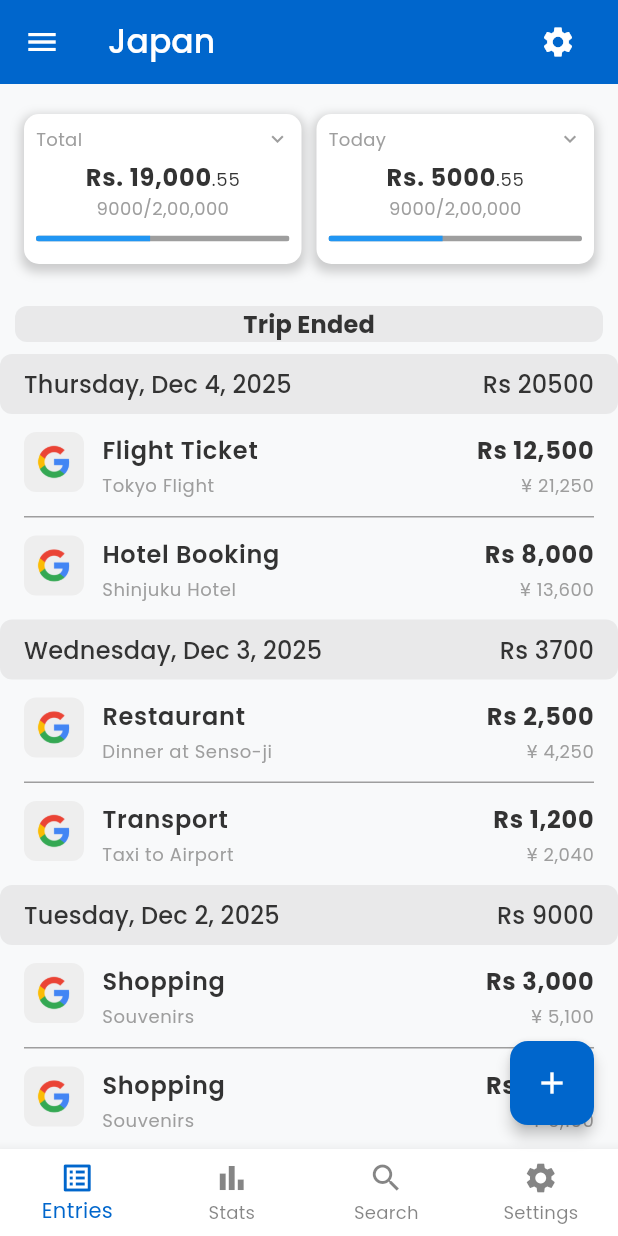
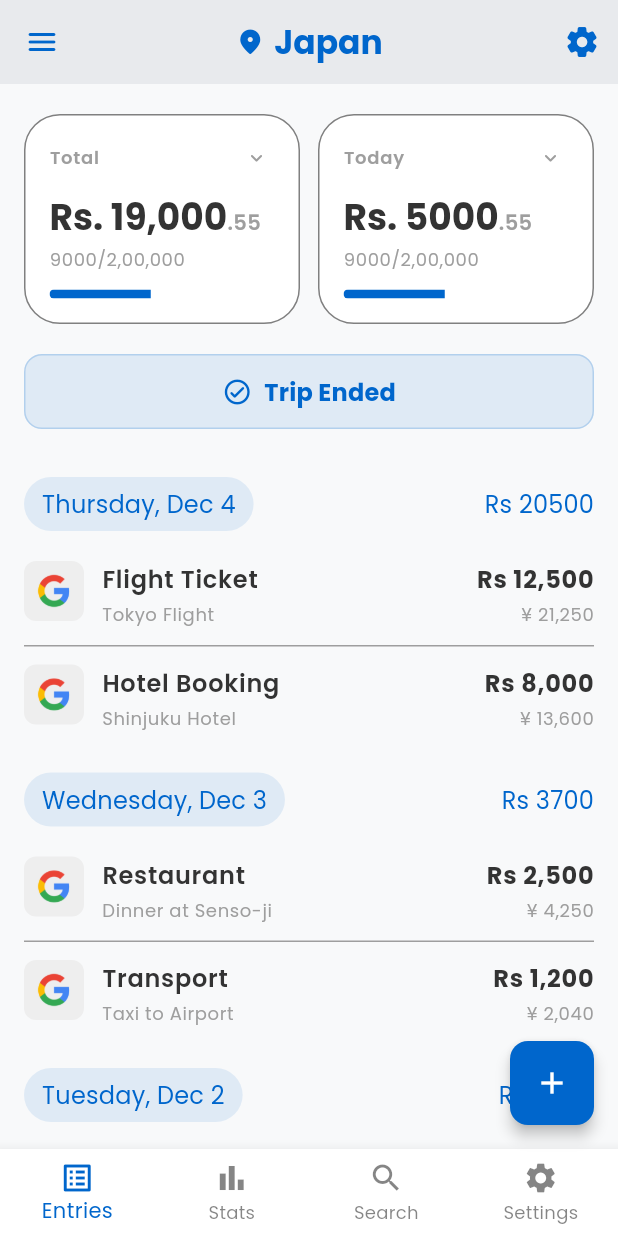
Before and after one commit to shubham1295/triptrack, a Flutter app: the HomeScreen screen opened directly, on a phone screen of 412 x 824 dp. Run offline on Flutter 3.47's test engine with Material 3 defaults, Android fonts, the phone set to English and light mode, and no system bars; our stand-ins replace google_fonts.

Commit message:
Refine UI styling for entries, home, drawer, and summary card
Improves visual consistency and modernizes UI elements across entries_screen, home_screen, app_drawer, and summary_card widgets. Updates color usage, padding, border radius, iconography, and layout for better appearance in both light and dark themes. Enhances bottom sheet, cards, and navigation bar for a more polished user experience.

```diff
--- a/lib/main.dart
+++ b/lib/main.dart
@@ -1,7 +1,6 @@
 import 'package:flutter/material.dart';
 import 'package:provider/provider.dart';
-import 'package:triptrack/screens/add_trip_screen.dart'; // Import AddTripScreen
-import 'package:triptrack/screens/currency_selection_screen.dart';
+import 'package:triptrack/screens/add_trip_screen.dart';
 import 'package:triptrack/screens/currency_list_screen.dart'; // Import CurrencyListScreen
 import 'services/theme_provider.dart';
 import 'theme/app_theme.dart';
@@ -32,7 +31,8 @@ class MyApp extends StatelessWidget {
           routes: {
             LoginScreen.routeName: (context) => const LoginScreen(),
             AddTripScreen.routeName: (context) => const AddTripScreen(),
-            CurrencyListScreen.routeName: (context) => const CurrencyListScreen(),
+            CurrencyListScreen.routeName: (context) =>
+                const CurrencyListScreen(),
           },
           debugShowCheckedModeBanner: true,
         );
--- a/lib/screens/entries_screen.dart
+++ b/lib/screens/entries_screen.dart
@@ -121,35 +121,76 @@ class _EntriesScreenState extends State<EntriesScreen> {
 
     showModalBottomSheet(
       context: context,
+      showDragHandle: true,
+      useSafeArea: true,
+      shape: const RoundedRectangleBorder(
+        borderRadius: BorderRadius.vertical(top: Radius.circular(24.0)),
+      ),
       builder: (BuildContext bc) {
         return StatefulBuilder(
           builder: (BuildContext context, StateSetter setState) {
+            final colorScheme = Theme.of(context).colorScheme;
+            final textTheme = Theme.of(context).textTheme;
+
             return Container(
-              padding: const EdgeInsets.all(16.0),
+              padding: const EdgeInsets.fromLTRB(16.0, 0.0, 16.0, 24.0),
               child: Column(
                 mainAxisSize: MainAxisSize.min,
                 crossAxisAlignment: CrossAxisAlignment.start,
                 children: <Widget>[
-                  Text(
+                  Center(
+                    child: Text(
                       'Select an Option',
-                    style: Theme.of(context).textTheme.titleLarge?.copyWith(
+                      style: textTheme.titleLarge?.copyWith(
                         fontWeight: FontWeight.bold,
+                        color: colorScheme.onSurface,
                       ),
                     ),
-                  const Divider(),
+                  ),
+                  const SizedBox(height: 16),
                   ...options.map((optionText) {
                     final isSelected = currentSelection == optionText;
 
-                    return ListTile(
-                      title: Text(optionText),
+                    return Container(
+                      margin: const EdgeInsets.only(bottom: 8.0),
+                      decoration: BoxDecoration(
+                        color: isSelected
+                            ? colorScheme.primaryContainer
+                            : colorScheme.surfaceContainerLow,
+                        borderRadius: BorderRadius.circular(12.0),
+                        border: isSelected
+                            ? Border.all(color: colorScheme.primary, width: 1)
+                            : null,
+                      ),
+                      child: ListTile(
+                        title: Text(
+                          optionText,
+                          style: textTheme.bodyLarge?.copyWith(
+                            color: isSelected
+                                ? colorScheme.onPrimaryContainer
+                                : colorScheme.onSurface,
+                            fontWeight: isSelected
+                                ? FontWeight.w600
+                                : FontWeight.normal,
+                          ),
+                        ),
                         trailing: isSelected
-                          ? const Icon(Icons.check, color: Colors.blue)
+                            ? Icon(
+                                Icons.check_circle_rounded,
+                                color: colorScheme.primary,
+                              )
                             : null,
                         onTap: () {
                           setState(() {
                             currentSelection = optionText;
                           });
+                          // Add logic to handle selection if needed
+                          // Navigator.pop(context); // Optional: close on select
                         },
+                        shape: RoundedRectangleBorder(
+                          borderRadius: BorderRadius.circular(12.0),
+                        ),
+                      ),
                     );
                   }),
                 ],
@@ -163,10 +204,14 @@ class _EntriesScreenState extends State<EntriesScreen> {
 
   @override
   Widget build(BuildContext context) {
+    final colorScheme = Theme.of(context).colorScheme;
+    final textTheme = Theme.of(context).textTheme;
+    final isDark = Theme.of(context).brightness == Brightness.dark;
+
     return Column(
       children: [
         Padding(
-          padding: EdgeInsets.symmetric(horizontal: 16.0, vertical: 20.0),
+          padding: const EdgeInsets.fromLTRB(16.0, 20.0, 16.0, 12.0),
           child: Row(
             children: [
               Expanded(
@@ -178,7 +223,7 @@ class _EntriesScreenState extends State<EntriesScreen> {
                   onMoreTap: () => _showDetailOptionsSheet(context),
                 ),
               ),
-              const SizedBox(width: 10),
+              const SizedBox(width: 12),
               Expanded(
                 child: SummaryCard(
                   title: 'Today',
@@ -192,27 +237,42 @@ class _EntriesScreenState extends State<EntriesScreen> {
           ),
         ),
         Container(
+          margin: const EdgeInsets.symmetric(horizontal: 16.0, vertical: 8.0),
+          padding: const EdgeInsets.symmetric(vertical: 12.0, horizontal: 16.0),
           decoration: BoxDecoration(
-            color: Theme.of(context).brightness == Brightness.dark
-                ? Theme.of(context).colorScheme.surface
-                : Theme.of(context).colorScheme.onSurface.withOpacity(0.08),
-            borderRadius: BorderRadius.circular(8.0),
+            color: isDark
+                ? colorScheme.surfaceContainerHighest
+                : colorScheme.primary.withValues(alpha: 0.1),
+            borderRadius: BorderRadius.circular(12.0),
+            border: Border.all(
+              color: isDark
+                  ? Colors.transparent
+                  : colorScheme.primary.withValues(alpha: 0.2),
             ),
-          // padding: const EdgeInsets.symmetric(horizontal: 16.0, vertical: 8.0),
-          margin: const EdgeInsets.symmetric(horizontal: 10.0, vertical: 8.0),
-          child: Center(
-            child: Text(
+          ),
+          child: Row(
+            mainAxisAlignment: MainAxisAlignment.center,
+            children: [
+              Icon(
+                Icons.check_circle_outline_rounded,
+                size: 20,
+                color: colorScheme.primary,
+              ),
+              const SizedBox(width: 8),
+              Text(
                 'Trip Ended',
-              style: Theme.of(context).textTheme.titleMedium?.copyWith(
-                color: Theme.of(context).colorScheme.onSurface,
+                style: textTheme.titleMedium?.copyWith(
+                  color: colorScheme.primary,
                   fontWeight: FontWeight.bold,
                 ),
               ),
+            ],
           ),
         ),
         Expanded(
           child: ListView.builder(
-            padding: const EdgeInsets.only(top: 0, bottom: 96),
+            physics: const BouncingScrollPhysics(),
+            padding: const EdgeInsets.only(top: 8, bottom: 96),
             itemCount: _groupedEntries.keys.length,
             itemBuilder: (BuildContext context, int index) {
               final date = _groupedEntries.keys.elementAt(index);
@@ -222,36 +282,35 @@ class _EntriesScreenState extends State<EntriesScreen> {
               return Column(
                 crossAxisAlignment: CrossAxisAlignment.start,
                 children: [
-                  Container(
-                    decoration: BoxDecoration(
-                      color: Theme.of(context).brightness == Brightness.dark
-                          ? Theme.of(context).colorScheme.surface
-                          : Theme.of(
-                              context,
-                            ).colorScheme.onSurface.withOpacity(0.08),
-                      borderRadius: BorderRadius.circular(
-                        8.0,
-                      ), // Example radius
-                    ),
-                    padding: const EdgeInsets.symmetric(
-                      horizontal: 16.0,
-                      vertical: 8.0,
-                    ),
+                  Padding(
+                    padding: const EdgeInsets.fromLTRB(16.0, 16.0, 16.0, 8.0),
                     child: Row(
                       mainAxisAlignment: MainAxisAlignment.spaceBetween,
                       children: [
-                        Text(
-                          DateFormat('EEEE, MMM d, yyyy').format(date),
-                          style: Theme.of(context).textTheme.titleMedium
-                              ?.copyWith(
-                                color: Theme.of(context).colorScheme.onSurface,
+                        Container(
+                          padding: const EdgeInsets.symmetric(
+                            horizontal: 12.0,
+                            vertical: 6.0,
+                          ),
+                          decoration: BoxDecoration(
+                            color: isDark
+                                ? colorScheme.surfaceContainerHighest
+                                : colorScheme.primary.withValues(alpha: 0.1),
+                            borderRadius: BorderRadius.circular(20.0),
+                          ),
+                          child: Text(
+                            DateFormat('EEEE, MMM d').format(date),
+                            style: textTheme.titleMedium?.copyWith(
+                              color: colorScheme.primary,
+                              fontWeight: FontWeight.normal,
+                            ),
                           ),
                         ),
                         Text(
-                          'Rs ${totalAmount.toStringAsFixed(0)}', // Format as needed
-                          style: Theme.of(context).textTheme.titleMedium
-                              ?.copyWith(
-                                color: Theme.of(context).colorScheme.onSurface,
+                          'Rs ${totalAmount.toStringAsFixed(0)}',
+                          style: textTheme.titleMedium?.copyWith(
+                            color: colorScheme.primary,
+                            fontWeight: FontWeight.normal,
                           ),
                         ),
                       ],
@@ -270,10 +329,6 @@ class _EntriesScreenState extends State<EntriesScreen> {
                       isLastItem: isLastItem,
                     );
                   }),
-                  // const Divider(
-                  //   indent: 16.0,
-                  //   endIndent: 16.0,
-                  // ), // Separator between dates
                 ],
               );
             },
--- a/lib/screens/home_screen.dart
+++ b/lib/screens/home_screen.dart
@@ -35,24 +35,46 @@ class _HomeScreenState extends State<HomeScreen> {
   Widget build(BuildContext context) {
     return Scaffold(
       appBar: AppBar(
+        elevation: 0,
+        backgroundColor: Theme.of(context).brightness == Brightness.light
+            ? const Color(0xFFE8EAED)
+            : Theme.of(context).colorScheme.surfaceContainer,
+        surfaceTintColor: Theme.of(context).colorScheme.surfaceTint,
+        iconTheme: IconThemeData(color: Theme.of(context).colorScheme.primary),
         leading: Builder(
           builder: (context) => IconButton(
-            icon: const Icon(Icons.menu),
+            icon: const Icon(Icons.menu_rounded),
+            tooltip: 'Menu',
             onPressed: () => Scaffold.of(context).openDrawer(),
           ),
         ),
         title: Row(
+          mainAxisSize: MainAxisSize.min,
           children: [
-            const Text('Japan'),
-            const Spacer(),
-            IconButton(
-              icon: const Icon(Icons.settings),
-              onPressed: () {
-                // Handle settings icon tap
-              },
+            Icon(
+              Icons.location_on_rounded,
+              size: 20,
+              color: Theme.of(context).colorScheme.primary,
+            ),
+            const SizedBox(width: 6),
+            Text(
+              'Japan',
+              style: Theme.of(context).textTheme.titleLarge?.copyWith(
+                fontWeight: FontWeight.bold,
+                color: Theme.of(context).colorScheme.primary,
+              ),
             ),
           ],
         ),
+        actions: [
+          IconButton(
+            icon: const Icon(Icons.settings_rounded),
+            tooltip: 'Settings',
+            onPressed: () {
+              // Navigate to settings or handle settings action
+            },
+          ),
+        ],
       ),
       drawer: const AppDrawer(),
       body: _widgetOptions.elementAt(_selectedIndex),
@@ -79,8 +101,8 @@ class _HomeScreenState extends State<HomeScreen> {
         ],
         currentIndex: _selectedIndex,
         selectedItemColor: Theme.of(context).colorScheme.primary,
-        unselectedItemColor: Theme.of(context).colorScheme.onSurface.withAlpha(
-          (AppConstants.bottomNavBarSelectedItemAlpha * 255).round(),
+        unselectedItemColor: Theme.of(context).colorScheme.onSurface.withValues(
+          alpha: AppConstants.bottomNavBarSelectedItemAlpha,
         ),
         onTap: _onItemTapped,
       ),
--- a/lib/widgets/app_drawer.dart
+++ b/lib/widgets/app_drawer.dart
@@ -26,7 +26,7 @@ class AppDrawer extends StatelessWidget {
                       end: Alignment.bottomRight,
                       colors: [
                         theme.colorScheme.primary,
-                        theme.colorScheme.primary.withOpacity(0.6),
+                        theme.colorScheme.primaryContainer,
                       ],
                     ),
               color: isDark ? theme.scaffoldBackgroundColor : null,
@@ -68,40 +68,48 @@ class AppDrawer extends StatelessWidget {
                     Container(
                       decoration: BoxDecoration(
                         color: isDark
-                            ? theme.colorScheme.surface.withOpacity(0.3)
-                            : Colors.white.withOpacity(0.15),
-                        borderRadius: BorderRadius.circular(12),
+                            ? theme.colorScheme.surface.withValues(alpha: 0.3)
+                            : Colors.white.withValues(alpha: 0.15),
+                        borderRadius: BorderRadius.circular(16),
                         border: Border.all(
                           color: isDark
-                              ? theme.colorScheme.primary.withOpacity(0.3)
-                              : Colors.white.withOpacity(0.3),
-                          width: 1,
+                              ? theme.colorScheme.primary.withValues(alpha: 0.3)
+                              : Colors.white.withValues(alpha: 0.3),
+                          width: 1.5,
                         ),
                       ),
                       child: Column(
                         children: [
                           Padding(
-                            padding: const EdgeInsets.all(8),
+                            padding: const EdgeInsets.fromLTRB(12, 12, 12, 8),
                             child: Row(
                               children: [
                                 Container(
                                   padding: const EdgeInsets.symmetric(
-                                    horizontal: 8,
-                                    vertical: 4,
+                                    horizontal: 10,
+                                    vertical: 5,
                                   ),
                                   decoration: BoxDecoration(
                                     color: theme.colorScheme.secondary,
-                                    borderRadius: BorderRadius.circular(12),
+                                    borderRadius: BorderRadius.circular(16),
+                                    boxShadow: [
+                                      BoxShadow(
+                                        color: theme.colorScheme.secondary
+                                            .withValues(alpha: 0.3),
+                                        blurRadius: 4,
+                                        offset: const Offset(0, 2),
+                                      ),
+                                    ],
                                   ),
                                   child: Row(
                                     mainAxisSize: MainAxisSize.min,
                                     children: [
                                       Icon(
                                         Icons.circle,
-                                        size: 12,
+                                        size: 10,
                                         color: theme.colorScheme.onSecondary,
                                       ),
-                                      const SizedBox(width: 4),
+                                      const SizedBox(width: 5),
                                       Text(
                                         'Active',
                                         style: theme.textTheme.labelSmall
@@ -204,7 +212,7 @@ class _AddTripButton extends StatelessWidget {
             borderRadius: BorderRadius.circular(20),
             boxShadow: [
               BoxShadow(
-                color: theme.colorScheme.secondary.withOpacity(0.3),
+                color: theme.colorScheme.secondary.withValues(alpha: 0.3),
                 blurRadius: 8,
                 offset: const Offset(0, 2),
               ),
--- a/lib/widgets/summary_card.dart
+++ b/lib/widgets/summary_card.dart
@@ -18,89 +18,94 @@ class SummaryCard extends StatelessWidget {
 
   @override
   Widget build(BuildContext context) {
+    final colorScheme = Theme.of(context).colorScheme;
+    final textTheme = Theme.of(context).textTheme;
+
     return Container(
-      height: 100,
+      padding: const EdgeInsets.all(16.0),
       decoration: BoxDecoration(
-        color: Theme.of(context).colorScheme.surface,
-        borderRadius: BorderRadius.circular(10),
-        boxShadow: [
-          BoxShadow(
-            color: Colors.grey.withOpacity(0.5),
-            spreadRadius: 2,
-            blurRadius: 5,
-            offset: const Offset(0, 3),
+        color: colorScheme.surfaceContainer,
+        borderRadius: BorderRadius.circular(24),
+        border: Border.all(
+          color: colorScheme.outlineVariant.withValues(alpha: 0.5),
         ),
-        ],
       ),
-      child: Padding(
-        padding: const EdgeInsets.all(8.0),
       child: Column(
         crossAxisAlignment: CrossAxisAlignment.start,
+        mainAxisAlignment: MainAxisAlignment.spaceBetween,
         children: [
           Row(
+            mainAxisAlignment: MainAxisAlignment.spaceBetween,
             children: [
               Text(
                 title,
-                  style: const TextStyle(color: Colors.grey, fontSize: 12),
+                style: textTheme.labelMedium?.copyWith(
+                  color: colorScheme.onSurfaceVariant,
+                  fontWeight: FontWeight.w600,
                 ),
-                const Spacer(),
+              ),
               GestureDetector(
                 onTap: onMoreTap,
-                  child: const Icon(
-                    Icons.keyboard_arrow_down,
-                    color: Colors.grey,
+                child: Container(
+                  padding: const EdgeInsets.all(4),
+                  decoration: BoxDecoration(
+                    color: colorScheme.surfaceContainerHighest,
+                    shape: BoxShape.circle,
+                  ),
+                  child: Icon(
+                    Icons.keyboard_arrow_down_rounded,
+                    color: colorScheme.onSurfaceVariant,
                     size: 16,
+                  ),
                 ),
               ),
             ],
           ),
-            const SizedBox(height: 5),
-            Center(
-              child: Builder(
-                builder: (context) {
-                  final baseStyle = Theme.of(context).textTheme.bodyLarge;
-                  return RichText(
-                    text: TextSpan(
-                      style: baseStyle,
-                      children: <TextSpan>[
-                        TextSpan(
-                          text: amount,
-                          style: baseStyle?.copyWith(
+          const SizedBox(height: 12),
+          Column(
+            crossAxisAlignment: CrossAxisAlignment.start,
+            children: [
+              Row(
+                crossAxisAlignment: CrossAxisAlignment.baseline,
+                textBaseline: TextBaseline.alphabetic,
+                children: [
+                  Text(
+                    amount,
+                    style: textTheme.headlineSmall?.copyWith(
                       fontWeight: FontWeight.bold,
+                      color: colorScheme.onSurface,
                     ),
                   ),
-                        TextSpan(
-                          text: '.55',
-                          style: baseStyle?.copyWith(
-                            fontWeight: FontWeight.normal,
-                            fontSize: (baseStyle.fontSize ?? 24.0) * 0.75,
+                  Text(
+                    '.55',
+                    style: textTheme.bodyMedium?.copyWith(
+                      color: colorScheme.onSurfaceVariant,
+                      fontWeight: FontWeight.w600,
+                    ),
+                  ),
+                ],
+              ),
+              const SizedBox(height: 4),
+              Text(
+                budget,
+                style: textTheme.bodySmall?.copyWith(
+                  color: colorScheme.onSurfaceVariant,
+                ),
+              ),
+            ],
+          ),
+          const SizedBox(height: 12),
+          ClipRRect(
+            borderRadius: BorderRadius.circular(8.0),
+            child: LinearProgressIndicator(
+              value: progressValue,
+              minHeight: 6.0,
+              backgroundColor: colorScheme.surfaceContainerHighest,
+              valueColor: AlwaysStoppedAnimation<Color>(colorScheme.primary),
             ),
           ),
         ],
       ),
     );
-                },
-              ),
-            ),
-            Center(
-              child: Text(
-                budget,
-                style: const TextStyle(color: Colors.grey, fontSize: 12),
-              ),
-            ),
-            const SizedBox(height: 10),
-            ClipRRect(
-              borderRadius: BorderRadius.circular(5.0),
-              child: LinearProgressIndicator(
-                value: progressValue,
-                minHeight: 4.0,
-                backgroundColor: Colors.grey,
-                valueColor: const AlwaysStoppedAnimation<Color>(Colors.blue),
-              ),
-            ),
-          ],
-        ),
-      ),
-    );
   }
 }
```
Lines whose indentation alone changed are shown as unchanged.
